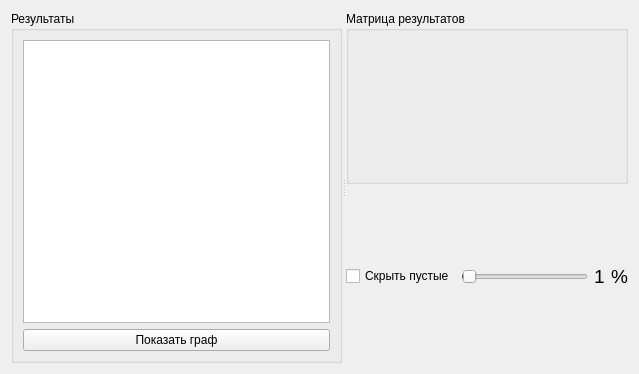
The window that ui/algorithm_result.ui (moevm/nosql1h19-text-graph) describes before a commit, drawn with Qt 5.
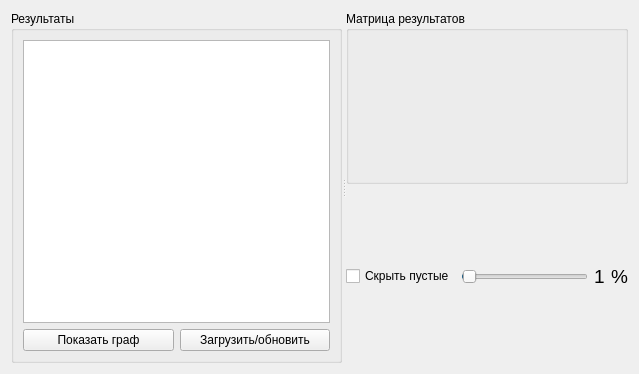
The same window after the commit.

What changed in the file:
```diff
--- a/ui/algorithm_result.ui
+++ b/ui/algorithm_result.ui
@@ -35,11 +35,22 @@
         </widget>
        </item>
        <item>
+        <layout class="QHBoxLayout" name="horizontalLayout_2">
+         <item>
         <widget class="QPushButton" name="graphButton">
          <property name="text">
           <string>Показать граф</string>
          </property>
         </widget>
+         </item>
+         <item>
+          <widget class="QPushButton" name="updateButton">
+           <property name="text">
+            <string>Загрузить/обновить</string>
+           </property>
+          </widget>
+         </item>
+        </layout>
        </item>
       </layout>
      </widget>
```
Lines whose indentation alone changed are shown as unchanged.
